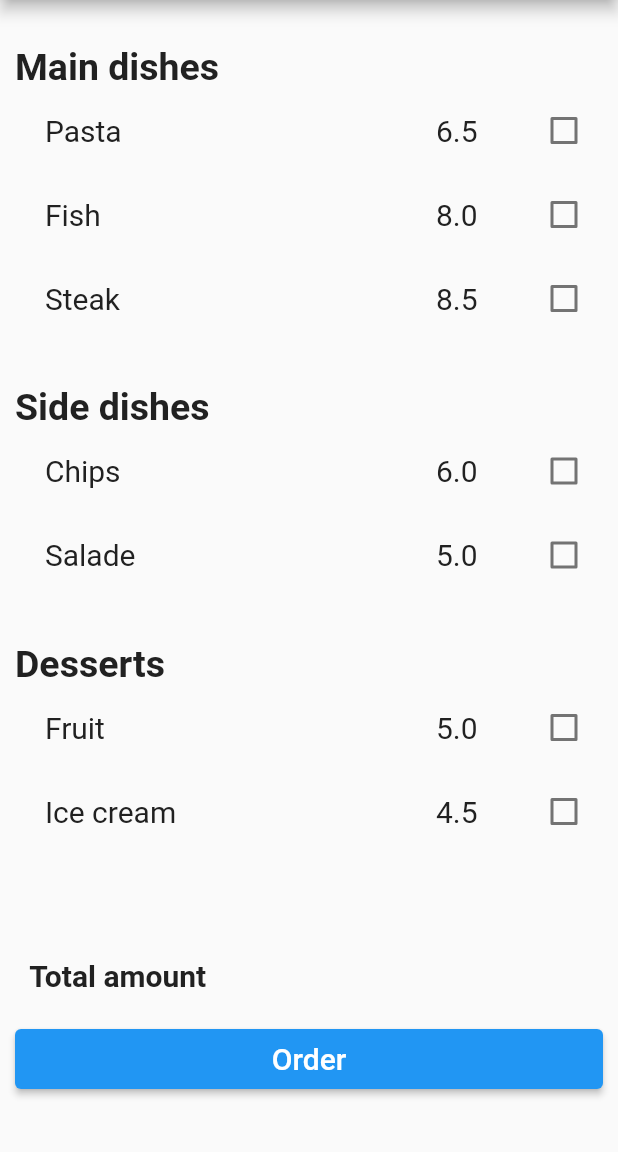
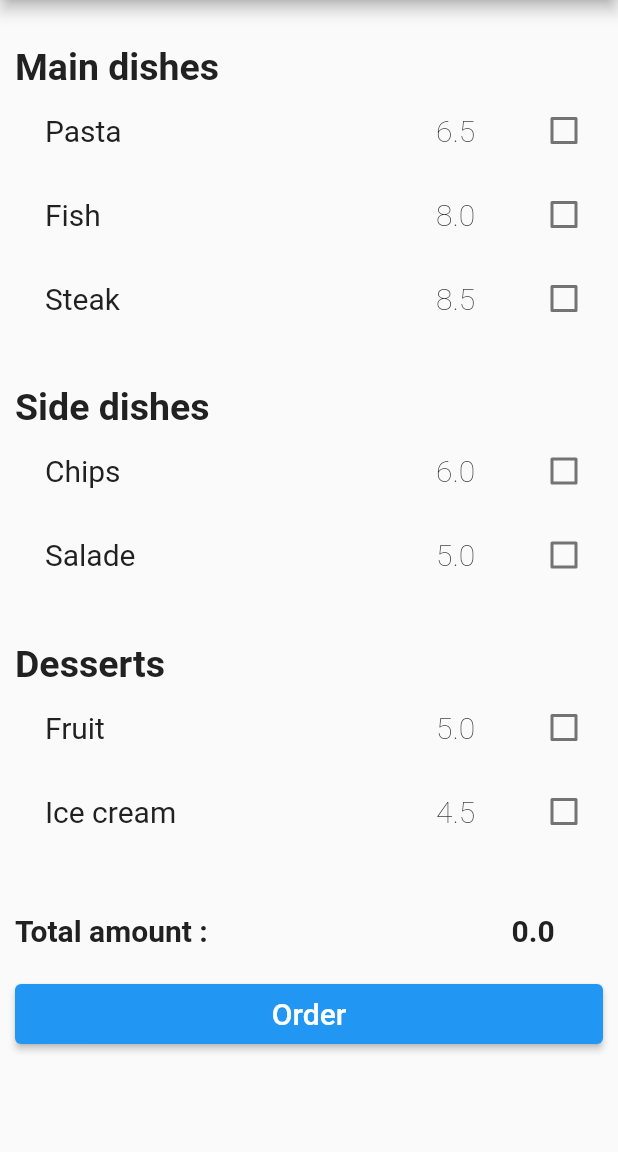
Before and after one commit to AnasBESBAS1/menuapp, a Flutter app: the screen it shows after launch, on a phone screen of 412 x 824 dp, the part 84-1236 px from its top. Run offline on Flutter 3.47's test engine with Material 2 defaults, Android fonts, the phone set to English and light mode, and no system bars; our stand-ins replace get_it.

Commit message:
footerWidget major modif && code optimisat°

```diff
--- /dev/null
+++ b/lib/data/addition.dart
@@ -0,0 +1,4 @@
+class Addition {
+  double addition;
+  Addition(this.addition);
+}
--- a/lib/main.dart
+++ b/lib/main.dart
@@ -1,17 +1,26 @@
 import 'package:flutter/material.dart';
 import 'package:get_it/get_it.dart';
+import 'package:menu_app/repository/addition_repository.dart';
 import 'package:menu_app/repository/menu_repository.dart';
 import 'package:menu_app/views/BillingWidget.dart';
 import 'views/MenuWidget.dart';
 
 void main() {
   GetIt.instance.registerSingleton<MenuRepository>(MenuRepositoryDummyImpl());
+  GetIt.instance.registerSingleton<AdditionRepository>(AdditionRepositoryDummyImpl());
   runApp(const MyApp());
 }
 
-class MyApp extends StatelessWidget {
+class MyApp extends StatefulWidget  {
 
   const MyApp({super.key});
+
+  @override
+  State<MyApp> createState() => _MyAppState();
+}
+
+class _MyAppState extends State<MyApp> {
+  var addition = GetIt.instance<AdditionRepository>().item;
 
   @override
   Widget build(BuildContext context) {
@@ -23,8 +32,8 @@ class MyApp extends StatelessWidget {
         ),
         initialRoute: '/Menu',
         routes: {
-          '/Menu': (context) => const MenuWidget(),
-          '/billing': (context) => const BillWidget(),
+          '/Menu': (context) =>  MenuWid(),
+          '/billing': (context) =>  BillWidget(addition: addition,),
         });
   }
 }
--- /dev/null
+++ b/lib/repository/addition_repository.dart
@@ -0,0 +1,13 @@
+import 'package:menu_app/data/addition.dart';
+
+class AdditionRepositoryDummyImpl implements AdditionRepository {
+  final _item = Addition(0);
+
+  @override
+  get item {
+   return (_item);
+  }
+}
+abstract class AdditionRepository {
+   get item;
+}
--- a/lib/views/FooterWidget.dart
+++ b/lib/views/FooterWidget.dart
@@ -1,18 +1,29 @@
 import 'package:flutter/material.dart';
+import 'package:menu_app/data/addition.dart';
 
-class FooterWidget extends StatelessWidget {
-  const FooterWidget({super.key});
+class FooterWidget extends StatefulWidget {
+  const FooterWidget({super.key, required this.addition});
 
+  final Addition addition;
+
+  @override
+  State<FooterWidget> createState() => _FooterWidget();
+}
+
+class _FooterWidget extends State<FooterWidget> {
   @override
   Widget build(BuildContext context) {
     return Align(
         alignment: Alignment.center,
         child: Column(
           children: [
-        Container(
-          padding: const EdgeInsets.fromLTRB(10, 70, 260, 0),
+            Row(
+              children: [
+                Expanded(
+                    child: Container(
+                  padding: const EdgeInsets.fromLTRB(10, 40, 50, 0),
                   child: const Text(
-            "Total amount ",
+                    "Total amount : ",
                     textAlign: TextAlign.left,
                     style: TextStyle(
                       fontSize: 20.0,
@@ -21,6 +32,22 @@ class FooterWidget extends StatelessWidget {
                       fontWeight: FontWeight.bold,
                     ),
                   ),
+                )),
+                Expanded(
+                    child: Container(
+                  padding: const EdgeInsets.fromLTRB(130, 40, 10, 0),
+                  child: Text(
+                    " ${widget.addition.addition}",
+                    textAlign: TextAlign.left,
+                    style: const TextStyle(
+                      fontSize: 20.0,
+                      fontFamily: 'Roboto',
+                      color: Color(0xFF212121),
+                      fontWeight: FontWeight.bold,
+                    ),
+                  ),
+                )),
+              ],
             ),
             Container(
               padding: const EdgeInsets.fromLTRB(10, 20, 10, 0),
@@ -42,5 +69,4 @@ class FooterWidget extends StatelessWidget {
           ],
         ));
   }
-  setState(Null Function() param0) {}
 }
--- a/lib/views/MenuWidget.dart
+++ b/lib/views/MenuWidget.dart
@@ -1,33 +1,39 @@
 import 'package:flutter/material.dart';
 import 'package:get_it/get_it.dart';
+import 'package:menu_app/repository/addition_repository.dart';
 import 'package:menu_app/repository/menu_repository.dart';
 import 'package:menu_app/views/ProductWidget.dart';
 import 'package:menu_app/views/FooterWidget.dart';
 
+class MenuWid extends StatefulWidget {
+  const MenuWid({super.key});
 
+  @override
+  State<MenuWid> createState() => MenuWidget();
+}
 
-class MenuWidget extends StatelessWidget {
-  const MenuWidget({Key? key}) : super(key: key);
-
+class MenuWidget extends State<MenuWid> {
   @override
   Widget build(BuildContext context) {
     final products = GetIt.instance<MenuRepository>().items;
+    var addition = GetIt.instance<AdditionRepository>().item;
+
     return Scaffold(
       appBar: AppBar(
         title: const Text(" Menu "),
         backgroundColor: Colors.blue,
       ),
-      body:
-
-      ListView.builder(
-          itemCount: products.length+1,
+      body: ListView.builder(
+          itemCount: products.length + 1,
           itemBuilder: (BuildContext context, int index) {
-            if (index == products.length){
-              return  const FooterWidget();
+            if (index == products.length) {
+              return FooterWidget(addition: addition);
             }
-            return MyStatefulWidget(product: products[index]);
+            return MyStatefulWidget(
+              product: products[index],
+              addition: addition,
+            );
           }),
-
     );
   }
 }
--- a/lib/views/ProductWidget.dart
+++ b/lib/views/ProductWidget.dart
@@ -1,9 +1,13 @@
 import 'package:flutter/material.dart';
+import 'package:menu_app/data/addition.dart';
 import '../data/products.dart';
 
 class MyStatefulWidget extends StatefulWidget {
-  const MyStatefulWidget({Key? key, required this.product}) : super(key: key);
+  const MyStatefulWidget(
+      {Key? key, required this.product, required this.addition})
+      : super(key: key);
   final Product product;
+  final Addition addition;
 
   @override
   State<MyStatefulWidget> createState() => _MyStatefulWidgetState();
@@ -64,14 +68,19 @@ class _MyStatefulWidgetState extends State<MyStatefulWidget> {
                         fontSize: 20.0,
                         fontFamily: 'Roboto',
                         color: Color(0xFF212121),
-                        fontWeight: FontWeight.normal,
+                        fontWeight: FontWeight.w100,
                       ),
                     ),
                     value: isChecked,
                     onChanged: (bool? value) {
                       setState(() {
                         isChecked = value!;
-                        this.sum += widget.product.price;
+                        if (isChecked) {
+                          widget.addition.addition += widget.product.price;
+                        } else {
+                          widget.addition.addition -= widget.product.price;
+                        }
+                        print(widget.addition.addition);
                       });
                     },
                   ))),
```
Also changed, not shown: lib/views/BillingWidget.dart (+32 -9 lines). Lines whose indentation alone changed are shown as unchanged.
